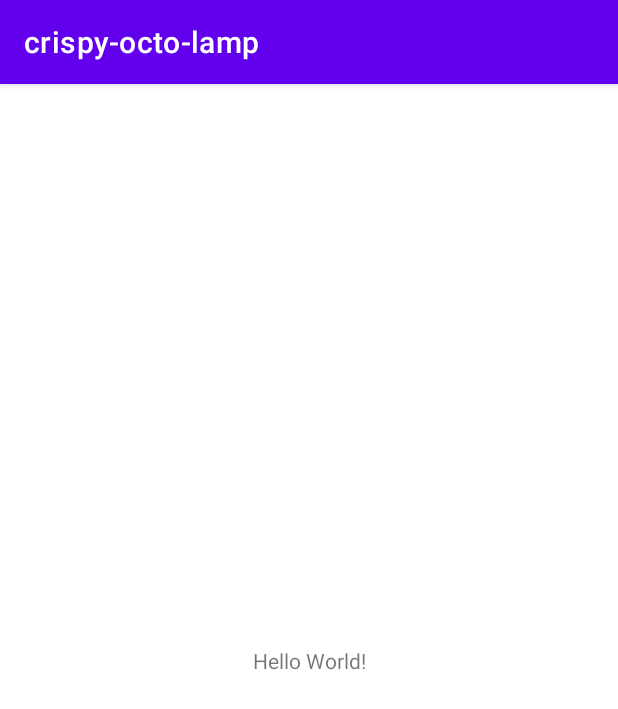
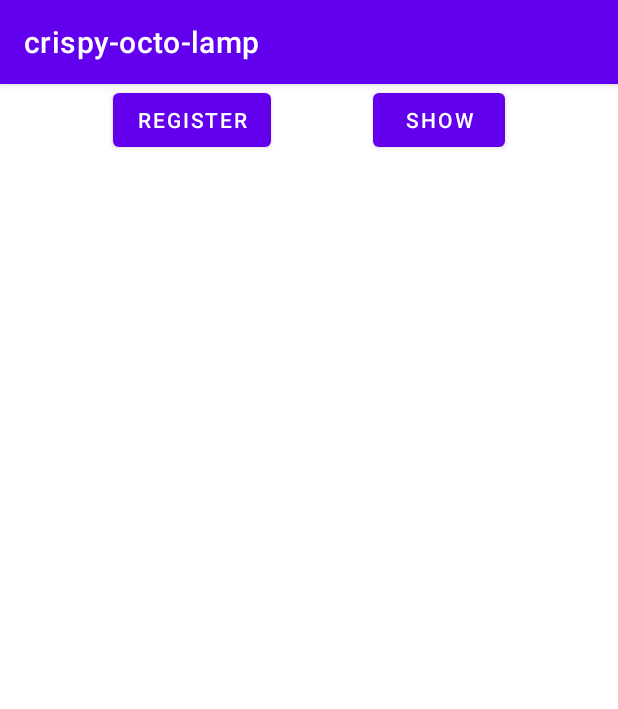
Before and after one commit to oliveirajv/joaovictor-DR4-TP1, an Android app: the screen it shows after launch (MainActivity), on a phone screen of 412 x 824 dp. Shown: the top 709 px of the screen. Run offline under Robolectric (Android 15) with nearby library versions, the phone set to English and light mode, and no system bars.

Commit message:
Adicionando os botões e o textview.

```diff
--- a/app/src/main/res/layout/activity_main.xml
+++ b/app/src/main/res/layout/activity_main.xml
@@ -6,13 +6,38 @@
     android:layout_height="match_parent"
     tools:context=".MainActivity">
 
-    <TextView
+    <Button
+        android:id="@+id/buttonRegister"
         android:layout_width="wrap_content"
         android:layout_height="wrap_content"
-        android:text="Hello World!"
+        android:layout_marginStart="8dp"
+        android:text="register"
+        app:layout_constraintEnd_toStartOf="@+id/buttonShow"
+        app:layout_constraintHorizontal_bias="0.5"
+        app:layout_constraintStart_toStartOf="parent"
+        tools:layout_editor_absoluteY="176dp" />
+
+    <Button
+        android:id="@+id/buttonShow"
+        android:layout_width="wrap_content"
+        android:layout_height="wrap_content"
+        android:layout_marginEnd="8dp"
+        android:text="show"
+        app:layout_constraintEnd_toEndOf="parent"
+        app:layout_constraintHorizontal_bias="0.5"
+        app:layout_constraintStart_toEndOf="@+id/buttonRegister"
+        tools:layout_editor_absoluteY="176dp" />
+
+    <TextView
+        android:id="@+id/textViewFiles"
+        android:layout_width="0dp"
+        android:layout_height="0dp"
+        android:layout_marginStart="8dp"
+        android:layout_marginTop="8dp"
+        android:layout_marginEnd="8dp"
+        android:layout_marginBottom="8dp"
         app:layout_constraintBottom_toBottomOf="parent"
-        app:layout_constraintLeft_toLeftOf="parent"
-        app:layout_constraintRight_toRightOf="parent"
-        app:layout_constraintTop_toTopOf="parent" />
-
+        app:layout_constraintEnd_toEndOf="parent"
+        app:layout_constraintStart_toStartOf="parent"
+        app:layout_constraintTop_toBottomOf="@+id/buttonRegister" />
 </androidx.constraintlayout.widget.ConstraintLayout>
```
